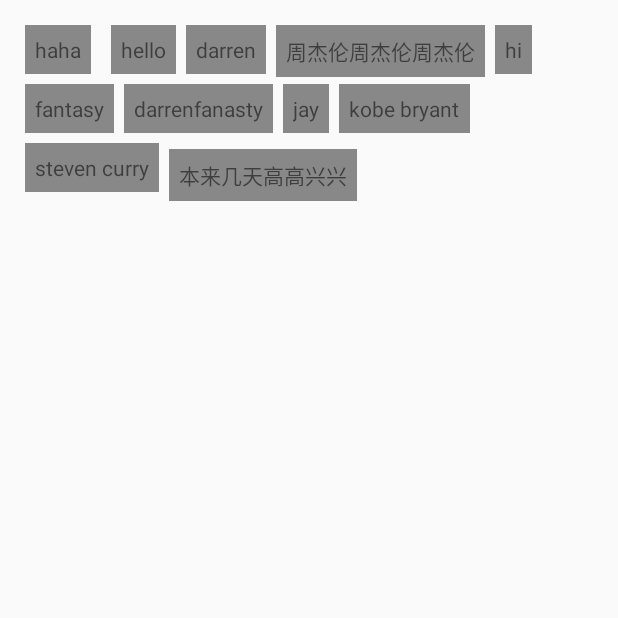
After one commit to darrenfantasy/CustomViewDemo, an Android app: the MyWordWrapActivity screen opened directly, with no data from a screen before it, on a phone screen of 412 x 824 dp, the top half of it. The commit adds this screen. Run offline under Robolectric (Android 15) with nearby library versions, the phone set to English and light mode, and no system bars.

Commit message:
自定义wordWrapView

```diff
--- a/app/src/main/AndroidManifest.xml
+++ b/app/src/main/AndroidManifest.xml
@@ -10,17 +10,24 @@
         android:label="@string/app_name"
         android:supportsRtl="true"
         android:theme="@style/AppTheme">
-        <activity android:name=".ui.MainActivity">
+        <activity android:name=".ui.MainActivity"
+                  android:screenOrientation="portrait">
             <intent-filter>
                 <action android:name="android.intent.action.MAIN"/>
 
                 <category android:name="android.intent.category.LAUNCHER"/>
             </intent-filter>
         </activity>
-        <activity android:name=".ui.AnimationButtonActivity"/>
-        <activity android:name=".ui.MyCanvasActivity"/>
-        <activity android:name=".ui.MySwitchButtonActivity"/>
-        <activity android:name=".ui.MyPickerViewActivity"/>
+        <activity android:name=".ui.AnimationButtonActivity"
+                  android:screenOrientation="portrait"/>
+        <activity android:name=".ui.MyCanvasActivity"
+                  android:screenOrientation="portrait"/>
+        <activity android:name=".ui.MySwitchButtonActivity"
+                  android:screenOrientation="portrait"/>
+        <activity android:name=".ui.MyPickerViewActivity"
+                  android:screenOrientation="portrait"/>
+        <activity android:name=".ui.MyWordWrapActivity"
+                  android:screenOrientation="portrait"/>
     </application>
 
 </manifest>
--- a/app/src/main/java/com/fantasy/darren/mycanvasdemo/adapter/MainActAdapter.java
+++ b/app/src/main/java/com/fantasy/darren/mycanvasdemo/adapter/MainActAdapter.java
@@ -12,6 +12,7 @@ import com.fantasy.darren.mycanvasdemo.ui.AnimationButtonActivity;
 import com.fantasy.darren.mycanvasdemo.ui.MyCanvasActivity;
 import com.fantasy.darren.mycanvasdemo.ui.MyPickerViewActivity;
 import com.fantasy.darren.mycanvasdemo.ui.MySwitchButtonActivity;
+import com.fantasy.darren.mycanvasdemo.ui.MyWordWrapActivity;
 
 import java.util.List;
 
@@ -70,6 +71,9 @@ public class MainActAdapter extends BaseAdapter {
                 } else if (position == 3) {
                     Intent intent = new Intent(parent.getContext(), MyPickerViewActivity.class);
                     parent.getContext().startActivity(intent);
+                } else if (position == 4) {
+                    Intent intent = new Intent(parent.getContext(), MyWordWrapActivity.class);
+                    parent.getContext().startActivity(intent);
                 }
             }
         });
--- a/app/src/main/java/com/fantasy/darren/mycanvasdemo/ui/MainActivity.java
+++ b/app/src/main/java/com/fantasy/darren/mycanvasdemo/ui/MainActivity.java
@@ -17,7 +17,7 @@ public class MainActivity extends AppCompatActivity {
         super.onCreate(savedInstanceState);
         setContentView(R.layout.activity_main);
         ListView listView = (ListView) findViewById(R.id.main_list_view);
-        String[] itemNames ={"AnimationButton","MyCanvas","SwitchButton","pickerView"};
+        String[] itemNames ={"AnimationButton","MyCanvas","SwitchButton","pickerView","WordWrapView"};
         ArrayList<String> stringArrayList = new ArrayList<>();
         Collections.addAll(stringArrayList,itemNames);
         MainActAdapter mainActAdapter = new MainActAdapter(stringArrayList);
--- /dev/null
+++ b/app/src/main/java/com/fantasy/darren/mycanvasdemo/ui/MyWordWrapActivity.java
@@ -0,0 +1,27 @@
+package com.fantasy.darren.mycanvasdemo.ui;
+
+import android.app.Activity;
+import android.os.Bundle;
+import android.widget.TextView;
+
+import com.fantasy.darren.mycanvasdemo.R;
+import com.fantasy.darren.mycanvasdemo.widget.MyWordWrapView;
+
+/**
+ * Created by fantasy on 17/1/13.
+ */
+
+public class MyWordWrapActivity extends Activity {
+    @Override
+    protected void onCreate(Bundle savedInstanceState) {
+        super.onCreate(savedInstanceState);
+        setContentView(R.layout.my_wordwrap_activity);
+        MyWordWrapView myWordWrapView = (MyWordWrapView) findViewById(R.id.word_wrap_view);
+        String[] strings = new String[]{"haha", "hello", "darren", "周杰伦周杰伦周杰伦","hi", "fantasy", "darrenfanasty", "jay", "kobe bryant", "steven curry","本来几天高高兴兴"};
+        for (int i = 0; i < strings.length; i++) {
+            TextView textView = new TextView(this);
+            textView.setText(strings[i]);
+            myWordWrapView.addView(textView);
+        }
+    }
+}
--- /dev/null
+++ b/app/src/main/java/com/fantasy/darren/mycanvasdemo/widget/MyWordWrapView.java
@@ -0,0 +1,74 @@
+package com.fantasy.darren.mycanvasdemo.widget;
+
+import android.content.Context;
+import android.graphics.Color;
+import android.util.AttributeSet;
+import android.view.View;
+import android.view.ViewGroup;
+
+/**
+ * Created by fantasy on 17/1/13.
+ */
+
+public class MyWordWrapView extends ViewGroup {
+    private int Margin = 10;
+    private int padding = 10;
+
+    public MyWordWrapView(Context context) {
+        super(context);
+    }
+
+    public MyWordWrapView(Context context, AttributeSet attrs) {
+        super(context, attrs);
+    }
+
+    @Override
+    protected void onMeasure(int widthMeasureSpec, int heightMeasureSpec) {
+        int count = getChildCount();
+        int width = MeasureSpec.getSize(widthMeasureSpec);
+        int actuallyWidth = width - Margin * 2;
+        int actuallyHeight = 0;
+        int row = 1;
+        int cHeight = 0;
+        int addWidth = 0;
+        for (int i = 0; i < count; i++) {
+            View child = getChildAt(i);
+            child.setPadding(padding, padding, padding, padding);
+            child.measure(MeasureSpec.UNSPECIFIED, MeasureSpec.UNSPECIFIED);
+            int cWidth = child.getMeasuredWidth();
+            cHeight = child.getMeasuredHeight();
+            addWidth += cWidth + padding;
+            if (addWidth > actuallyWidth) {
+                row++;
+                addWidth = cWidth;
+            }
+        }
+        actuallyHeight = (cHeight + Margin) * row;
+        setMeasuredDimension(actuallyWidth, actuallyHeight);
+    }
+
+    @Override
+    protected void onLayout(boolean changed, int l, int t, int r, int b) {
+        int count = getChildCount();
+        int actuallyWidth = r - l;
+        int x = Margin;
+        int y;
+        int row = 1;
+        for (int i = 0; i < count; i++) {
+            View child = getChildAt(i);
+            child.setBackgroundColor(Color.GRAY);
+            int width = child.getMeasuredWidth();
+            int height = child.getMeasuredHeight();
+            x += width + padding;
+            if (x > actuallyWidth) {
+                x = width + padding;
+                row++;
+            }
+            y = row * (height + Margin);
+            if (i == 0)
+                child.layout(x - width - padding, y - height, x - padding, y);
+            else
+                child.layout(x - width, y - height, x, y);
+        }
+    }
+}
--- /dev/null
+++ b/app/src/main/res/layout/my_wordwrap_activity.xml
@@ -0,0 +1,13 @@
+<?xml version="1.0" encoding="utf-8"?>
+<LinearLayout xmlns:android="http://schemas.android.com/apk/res/android"
+              android:layout_width="match_parent"
+              android:layout_height="match_parent"
+              android:orientation="vertical">
+    <com.fantasy.darren.mycanvasdemo.widget.MyWordWrapView
+        android:id="@+id/word_wrap_view"
+        android:layout_width="match_parent"
+        android:layout_height="wrap_content"
+        android:layout_margin="10dp">
+
+    </com.fantasy.darren.mycanvasdemo.widget.MyWordWrapView>
+</LinearLayout>
```
